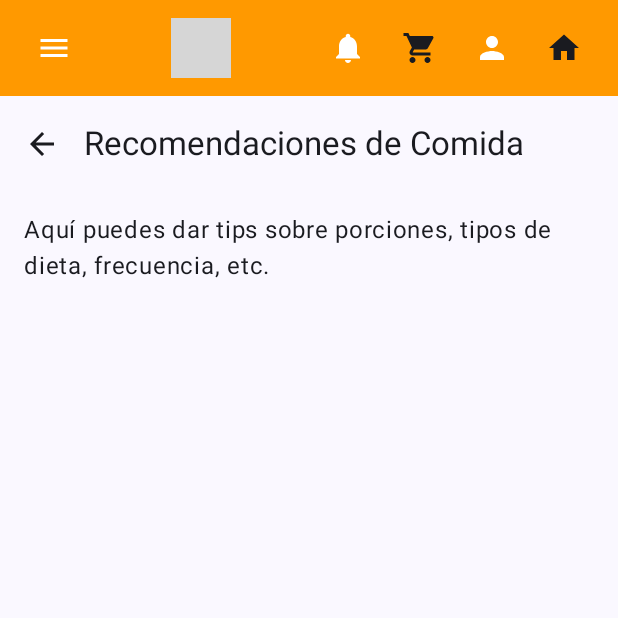
After one commit to albieri765/Mimos, an Android app built with Jetpack Compose: the RecomendacionesComidaScreen screen opened through its navigation route, on a phone screen of 412 x 824 dp, the top half of it. The commit adds this screen. Run offline under Robolectric (Android 15) with nearby library versions, the phone set to English and light mode, and no system bars; grey boxes are pictures that could not be loaded.

```diff
--- a/app/src/main/java/com/example/mimos/screens/MainScreen.kt
+++ b/app/src/main/java/com/example/mimos/screens/MainScreen.kt
@@ -37,11 +37,13 @@ import com.example.mimos.screens.pages.CuidadosAdultoScreen
 import com.example.mimos.screens.pages.CuidadosCachorroScreen
 import com.example.mimos.screens.pages.CuidadosSeniorScreen
 import com.example.mimos.screens.pages.FarmaciaScreen
+import com.example.mimos.screens.pages.InfoAccesoriosScreen
 import com.example.mimos.screens.pages.OfertasScreen
 import com.example.mimos.screens.pages.Pagina1Screen
 import com.example.mimos.screens.pages.Pagina2Screen
 import com.example.mimos.screens.pages.Pagina3Screen
 import com.example.mimos.screens.pages.PromocionesScreen
+import com.example.mimos.screens.pages.RecomendacionesComidaScreen
 import com.example.mimos.screens.pages.VeterinariosScreen
 import com.example.mimos.view.ProductoViewModel
 
@@ -192,7 +194,12 @@ fun MainScreen() {
                         composable("categoria/{nombreCategoria}") { backStackEntry ->
                             val nombreCategoria = backStackEntry.arguments?.getString("nombreCategoria") ?: ""
                             CategoriaProductosScreen(nombreCategoria = nombreCategoria, navController = navController, viewModel = productoViewModel)
+
                         }
+
+                        composable("recomendaciones_comida") { RecomendacionesComidaScreen(navController) }
+                        composable("accesorios_info")        { InfoAccesoriosScreen(navController) }
+
 
                     }
                 }
@@ -268,7 +275,13 @@ fun HomeContent(
         SectionDivider(text = "Explora más opciones")
         Spacer(modifier = Modifier.height(12.dp))
 
-        FeatureButtons { println("Clic en: $it") }
+        FeatureButtons { destino ->
+            when (destino) {
+                "veterinario" -> navController.navigate("veterinarios")
+                "comida"      -> navController.navigate("recomendaciones_comida")
+                "accesorios"  -> navController.navigate("accesorios_info")
+            }
+        }
 
         Spacer(modifier = Modifier.height(24.dp))
         SectionTitle(title = "Comida para perros")
--- a/app/src/main/java/com/example/mimos/screens/pages/Pagina1Screen.kt
+++ b/app/src/main/java/com/example/mimos/screens/pages/Pagina1Screen.kt
@@ -92,11 +92,12 @@ fun Pagina1Screen(navController: NavController, viewModel: ProductoViewModel = v
                         } else {
                             ""
                         }
-
                         AsyncImage(
                             model = imagenUrlModificada,
                             contentDescription = producto.nombre,
-                            modifier = Modifier.size(150.dp)
+                            modifier = Modifier
+                                .size(120.dp)          // un poco más pequeño si quieres
+                                .padding(end = 12.dp)  // ← separa la imagen del texto
                         )
 
                         Column(modifier = Modifier.weight(1f)) {
--- a/app/src/main/java/com/example/mimos/screens/pages/Pagina2Screen.kt
+++ b/app/src/main/java/com/example/mimos/screens/pages/Pagina2Screen.kt
@@ -61,7 +61,7 @@ fun Pagina2Screen(navController: NavController, viewModel: ProductoViewModel = v
             Spacer(modifier = Modifier.height(16.dp))
 
             Image(
-                painter = painterResource(id = R.drawable.promoa),
+                painter = painterResource(id = R.drawable.promob),
                 contentDescription = "Promo",
                 modifier = Modifier
                     .height(200.dp)
@@ -98,7 +98,9 @@ fun Pagina2Screen(navController: NavController, viewModel: ProductoViewModel = v
                         AsyncImage(
                             model = imagenUrlModificada,
                             contentDescription = producto.nombre,
-                            modifier = Modifier.size(150.dp)
+                            modifier = Modifier
+                                .size(120.dp)          // un poco más pequeño si quieres
+                                .padding(end = 12.dp)  // ← separa la imagen del texto
                         )
 
                         Column(modifier = Modifier.weight(1f)) {
--- a/app/src/main/java/com/example/mimos/screens/pages/Pagina3Screen.kt
+++ b/app/src/main/java/com/example/mimos/screens/pages/Pagina3Screen.kt
@@ -62,7 +62,7 @@ fun Pagina3Screen(navController: NavController, viewModel: ProductoViewModel = v
             Spacer(modifier = Modifier.height(16.dp))
 
             Image(
-                painter = painterResource(id = R.drawable.promoa),
+                painter = painterResource(id = R.drawable.promoc),
                 contentDescription = "Promo",
                 modifier = Modifier
                     .height(200.dp)
@@ -99,7 +99,9 @@ fun Pagina3Screen(navController: NavController, viewModel: ProductoViewModel = v
                         AsyncImage(
                             model = imagenUrlModificada,
                             contentDescription = producto.nombre,
-                            modifier = Modifier.size(150.dp)
+                            modifier = Modifier
+                                .size(120.dp)          // un poco más pequeño si quieres
+                                .padding(end = 12.dp)  // ← separa la imagen del texto
                         )
 
                         Column(modifier = Modifier.weight(1f)) {
--- /dev/null
+++ b/app/src/main/java/com/example/mimos/screens/pages/RecomendacionesComidaScreen.kt
@@ -0,0 +1,46 @@
+package com.example.mimos.screens.pages
+
+import androidx.compose.foundation.layout.Column
+import androidx.compose.foundation.layout.padding
+import androidx.compose.material.icons.Icons
+import androidx.compose.material.icons.filled.ArrowBack
+import androidx.compose.material3.ExperimentalMaterial3Api
+import androidx.compose.material3.Icon
+import androidx.compose.material3.IconButton
+import androidx.compose.material3.MaterialTheme
+import androidx.compose.material3.Scaffold
+import androidx.compose.material3.Text
+import androidx.compose.material3.TopAppBar
+import androidx.compose.runtime.Composable
+import androidx.compose.ui.Modifier
+import androidx.compose.ui.unit.dp
+import androidx.navigation.NavController
+
+@OptIn(ExperimentalMaterial3Api::class)
+@Composable
+fun RecomendacionesComidaScreen(navController: NavController) {
+    Scaffold(
+        topBar = {
+            TopAppBar(
+                title = { Text("Recomendaciones de Comida") },
+                navigationIcon = {
+                    IconButton(onClick = { navController.popBackStack() }) {
+                        Icon(Icons.Default.ArrowBack, contentDescription = "Atrás")
+                    }
+                }
+            )
+        }
+    ) { innerPadding ->
+        Column(
+            modifier = Modifier
+                .padding(innerPadding)
+                .padding(16.dp)
+        ) {
+            Text(
+                "Aquí puedes dar tips sobre porciones, tipos de dieta, frecuencia, etc.",
+                style = MaterialTheme.typography.bodyLarge
+            )
+            // ➕ Añade más contenido aquí…
+        }
+    }
+}
```
Also changed, not shown: app/src/main/java/com/example/mimos/screens/pages/InfoAccesoriosScreen.kt (added, +46 -0 lines), app/src/main/res/drawable/promob.png.
